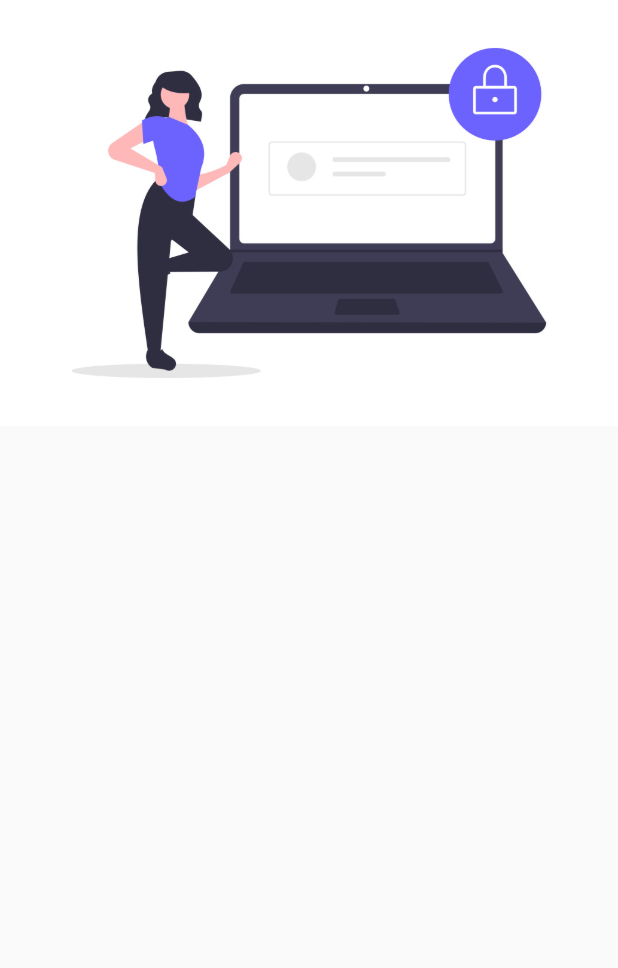
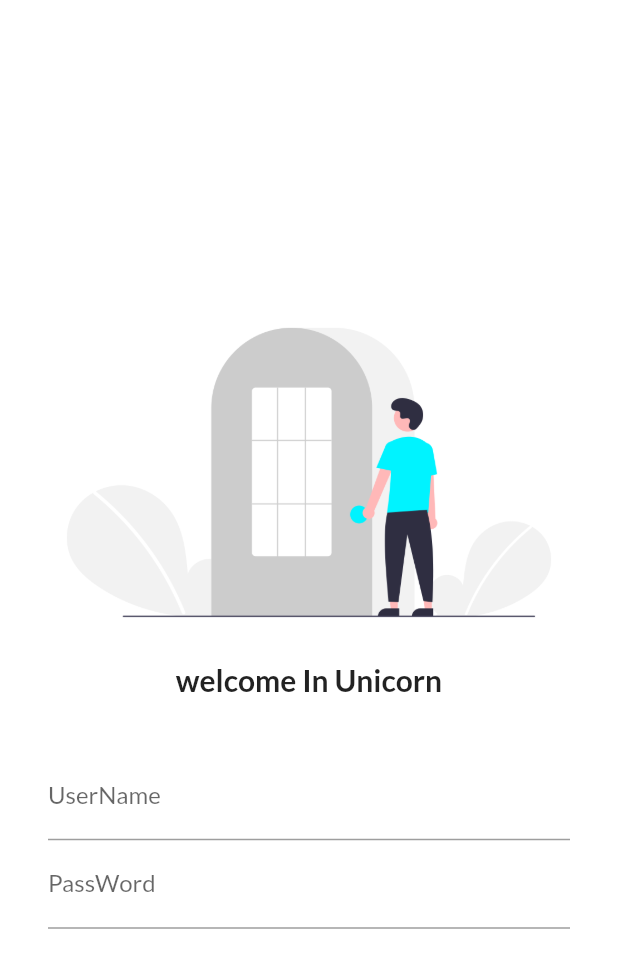
Before and after one commit to GauravRoy092/App-Dev, a Flutter app: the screen it shows after launch, on a phone screen of 412 x 824 dp. Shown: the top 968 px of the screen. Run offline on Flutter 3.47's test engine with Material 2 defaults, Android fonts, the phone set to English and light mode, and no system bars; our stand-ins replace google_fonts, matcher; missing offline and left inert: dart:html.

```diff
--- a/unicorn/lib/main.dart
+++ b/unicorn/lib/main.dart
@@ -1,6 +1,7 @@
 import 'package:flutter/material.dart';
 import 'package:unicorn/pages/home.dart';
 import 'package:unicorn/pages/login.dart';
+import 'package:google_fonts/google_fonts.dart';
 
 void main() {
   runApp(unicorn());
@@ -15,7 +16,9 @@ class unicorn extends StatelessWidget {
     return MaterialApp(
       //home: homepage(),
       themeMode: ThemeMode.light,
-      theme: ThemeData(primarySwatch: Colors.teal),
+      theme: ThemeData(
+          primarySwatch: Colors.teal,
+          fontFamily: GoogleFonts.lato().fontFamily),
       routes: {
         "/": (context) => Login(),
         "/home": (context) => homepage(),
--- a/unicorn/lib/pages/login.dart
+++ b/unicorn/lib/pages/login.dart
@@ -1,3 +1,5 @@
+import 'dart:html';
+
 import 'package:flutter/material.dart';
 import 'package:flutter/src/widgets/framework.dart';
 import 'package:flutter/src/widgets/container.dart';
@@ -12,9 +14,47 @@ class Login extends StatelessWidget {
   Widget build(BuildContext context) {
     var login;
     return Material(
+      color: Colors.white,
       child: Center(
-        child: Column(
-          children: [Image.asset("assets/images/login.jpeg")],
+        child: SingleChildScrollView(
+          child: Column(
+            children: [
+              Image.asset(
+                "assets/images/login.png",
+                fit: BoxFit.scaleDown,
+              ),
+              Text(
+                "welcome In Unicorn",
+                style: TextStyle(
+                  fontWeight: FontWeight.bold,
+                  fontSize: 20,
+                ),
+              ),
+              SizedBox(
+                height: 20.0,
+              ),
+              Padding(
+                padding: const EdgeInsets.symmetric(
+                    vertical: 16.0, horizontal: 32.0),
+                child: Column(
+                  children: [
+                    TextFormField(
+                      decoration: InputDecoration(
+                        hintText: "Enter UserName",
+                        labelText: "UserName",
+                      ),
+                    ),
+                    TextFormField(
+                      decoration: InputDecoration(
+                        hintText: "Enter PassWord",
+                        labelText: "PassWord",
+                      ),
+                    ),
+                  ],
+                ),
+              )
+            ],
+          ),
         ),
       ),
     );
--- a/unicorn/pubspec.yaml
+++ b/unicorn/pubspec.yaml
@@ -36,6 +36,7 @@ dependencies:
   # The following adds the Cupertino Icons font to your application.
   # Use with the CupertinoIcons class for iOS style icons.
   cupertino_icons: ^1.0.2
+  google_fonts: ^3.0.1
 
 dev_dependencies:
   flutter_test:
```
Also changed, not shown: unicorn/assets/images/login.jpeg (deleted), unicorn/assets/images/login.png (added), unicorn/pubspec.lock, 1 other file.
